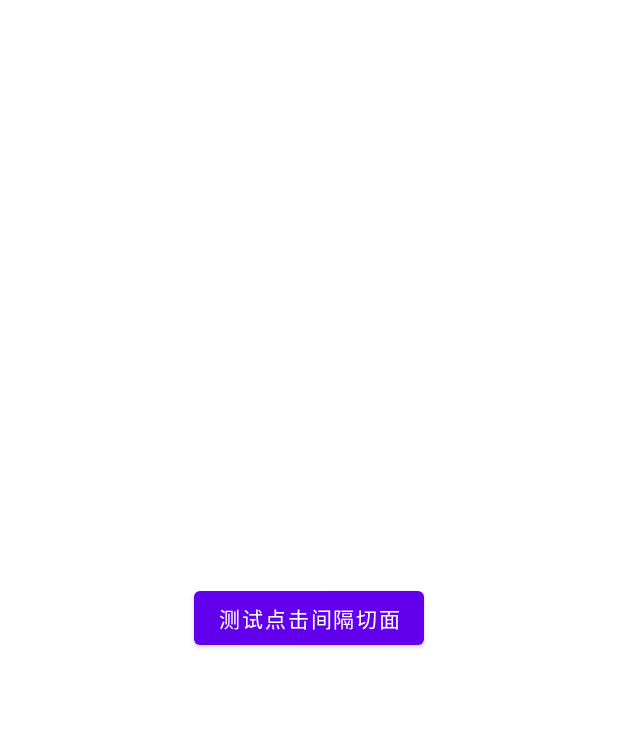
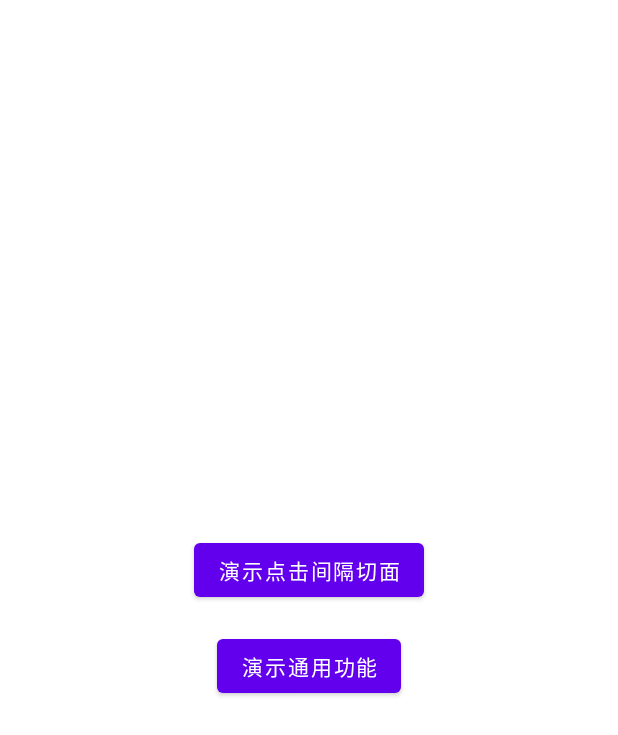
Before and after one commit to Ysj001/bcu-modifier-aspect, an Android app: the layout activity_main.xml on its own in the app's theme, with its tools: preview values and no code run, on a phone screen of 412 x 824 dp. Shown: the top 735 px of the screen. Run offline under Robolectric (Android 15) with nearby library versions, the phone set to English and light mode, and no system bars.

```diff
--- a/app/src/main/res/layout/activity_main.xml
+++ b/app/src/main/res/layout/activity_main.xml
@@ -1,7 +1,6 @@
 <?xml version="1.0" encoding="utf-8"?>
 <LinearLayout xmlns:android="http://schemas.android.com/apk/res/android"
     xmlns:app="http://schemas.android.com/apk/res-auto"
-    xmlns:tools="http://schemas.android.com/tools"
     android:layout_width="match_parent"
     android:layout_height="match_parent"
     android:gravity="center"
@@ -11,7 +10,18 @@
         android:id="@+id/btnClickInterval"
         android:layout_width="wrap_content"
         android:layout_height="wrap_content"
-        android:text="测试点击间隔切面"
+        android:text="演示点击间隔切面"
+        app:layout_constraintBottom_toBottomOf="parent"
+        app:layout_constraintLeft_toLeftOf="parent"
+        app:layout_constraintRight_toRightOf="parent"
+        app:layout_constraintTop_toTopOf="parent" />
+
+    <Button
+        android:id="@+id/btnAopDemo"
+        android:layout_width="wrap_content"
+        android:layout_height="wrap_content"
+        android:layout_marginTop="16dp"
+        android:text="演示通用功能"
         app:layout_constraintBottom_toBottomOf="parent"
         app:layout_constraintLeft_toLeftOf="parent"
         app:layout_constraintRight_toRightOf="parent"
```
Also changed, not shown: app/src/main/java/com/ysj/demo/aspect/AspectDemo.kt (added, +91 -0 lines), app/src/main/java/com/ysj/demo/aspect/MainActivity.kt (+27 -0 lines).
